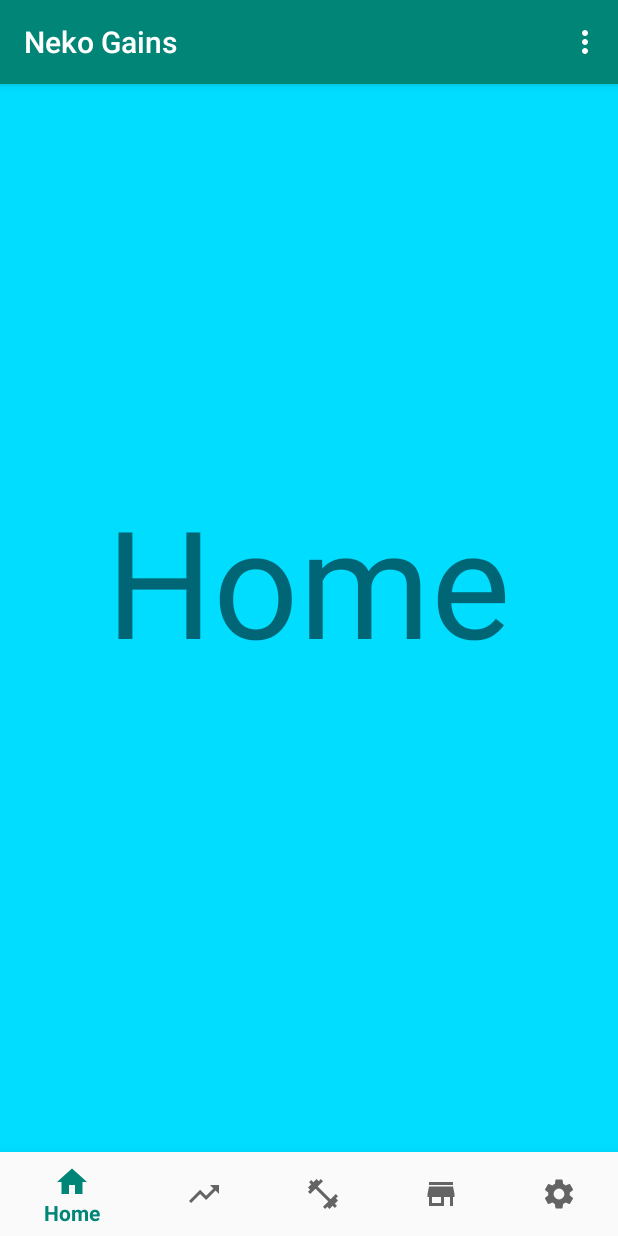
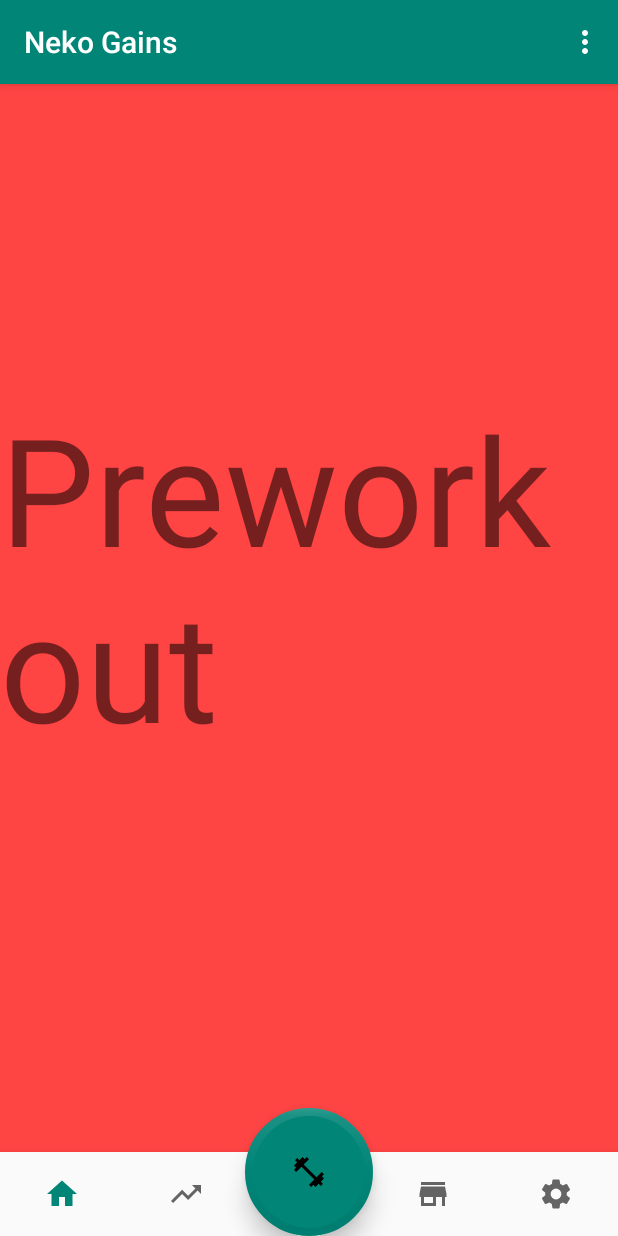
Before and after one commit to Legendarytruth/Neko-Gainz, an Android app: the screen it shows after launch (MainActivity), in the options menu, after a tap on "Settings", on a phone screen of 412 x 824 dp. Run offline under Robolectric (Android 15) with nearby library versions, the light colour scheme and no system bars.

Commit message:
THEC-20 Improved the bottom navigation look, and added the circle like in mockups

```diff
--- a/Neko Gains/app/src/main/java/com/example/nekogains/MainActivity.java
+++ b/Neko Gains/app/src/main/java/com/example/nekogains/MainActivity.java
@@ -27,14 +27,15 @@ public class MainActivity extends AppCompatActivity {
         Toolbar toolbar = findViewById(R.id.toolbar);
         setSupportActionBar(toolbar);
 
-        //FloatingActionButton fab = findViewById(R.id.fab);
-        //fab.setOnClickListener(new View.OnClickListener() {
-        //   @Override
-        //   public void onClick(View view) {
-        //        Snackbar.make(view, "Replace with your own action", Snackbar.LENGTH_LONG)
-        //                .setAction("Action", null).show();
-        //    }
-        //});
+        FloatingActionButton fab = findViewById(R.id.bot_fab);
+        fab.setOnClickListener(new View.OnClickListener() {
+           @Override
+           public void onClick(View view) {
+                Fragment selectedFragment = null;
+                selectedFragment = new PreworkoutFrag();
+               getSupportFragmentManager().beginTransaction().replace(R.id.frag_container, selectedFragment).commit();
+            }
+        });
     }
 
     private BottomNavigationView.OnNavigationItemSelectedListener navListener =
--- a/Neko Gains/app/src/main/res/layout/activity_main.xml
+++ b/Neko Gains/app/src/main/res/layout/activity_main.xml
@@ -1,5 +1,5 @@
 <?xml version="1.0" encoding="utf-8"?>
-<androidx.coordinatorlayout.widget.CoordinatorLayout xmlns:android="http://schemas.android.com/apk/res/android"
+<RelativeLayout xmlns:android="http://schemas.android.com/apk/res/android"
     xmlns:app="http://schemas.android.com/apk/res-auto"
     xmlns:tools="http://schemas.android.com/tools"
     android:layout_width="match_parent"
@@ -37,17 +37,32 @@
         android:layout_width="match_parent"
         android:layout_height="match_parent"
         android:layout_above="@+id/bot_nav"
-        android:layout_marginBottom="50dp"
+        />
+
+    <com.google.android.material.floatingactionbutton.FloatingActionButton
+        android:id = "@+id/bot_fab"
+        android:layout_width="match_parent"
+        android:layout_height="wrap_content"
+        android:layout_gravity="center_horizontal"
+        android:layout_alignParentBottom="true"
+        android:layout_centerHorizontal="true"
+        app:fabCustomSize="85dp"
+        app:borderWidth="5dp"
+        app:elevation="9dp"
+        android:src="@drawable/ic_fitness_center_black_24dp"
+        app:backgroundTint="@color/colorPrimary"
         />
 
 
     <com.google.android.material.bottomnavigation.BottomNavigationView
+        app:labelVisibilityMode="unlabeled"
         android:id="@+id/bot_nav"
         android:layout_width="match_parent"
         android:layout_height="wrap_content"
         android:layout_gravity="bottom"
         app:menu="@menu/bot_nav"
-        android:background="?android:attr/windowBackground"/>
+        android:background="?android:attr/windowBackground"
+        android:layout_alignParentBottom="true"/>
         <!--
         android:layout_alignParentBottom="true"
         -->
@@ -55,4 +70,5 @@
 
 
 
-</androidx.coordinatorlayout.widget.CoordinatorLayout>
+
+</RelativeLayout>
--- a/Neko Gains/app/src/main/res/layout/home_frag.xml
+++ b/Neko Gains/app/src/main/res/layout/home_frag.xml
@@ -1,8 +1,11 @@
 <?xml version="1.0" encoding="utf-8"?>
 <RelativeLayout xmlns:android="http://schemas.android.com/apk/res/android"
+    xmlns:app="http://schemas.android.com/apk/res-auto"
+    xmlns:tools="http://schemas.android.com/tools"
     android:layout_width="match_parent"
     android:layout_height="match_parent"
     android:background="@android:color/holo_blue_bright">
+
 
     <TextView
         android:layout_width="wrap_content"
@@ -12,4 +15,6 @@
         android:layout_centerInParent="true"
         />
 
+
+
 </RelativeLayout>
--- a/Neko Gains/app/src/main/res/menu/bot_nav.xml
+++ b/Neko Gains/app/src/main/res/menu/bot_nav.xml
@@ -11,7 +11,7 @@
 
     <item android:id ="@+id/nav_workout"
         android:icon = "@drawable/ic_fitness_center_black_24dp"
-        android:title = "Hello"/>
+        android:title = ""/>
 
     <item android:id ="@+id/nav_store"
         android:icon = "@drawable/ic_store_black_24dp"
```
